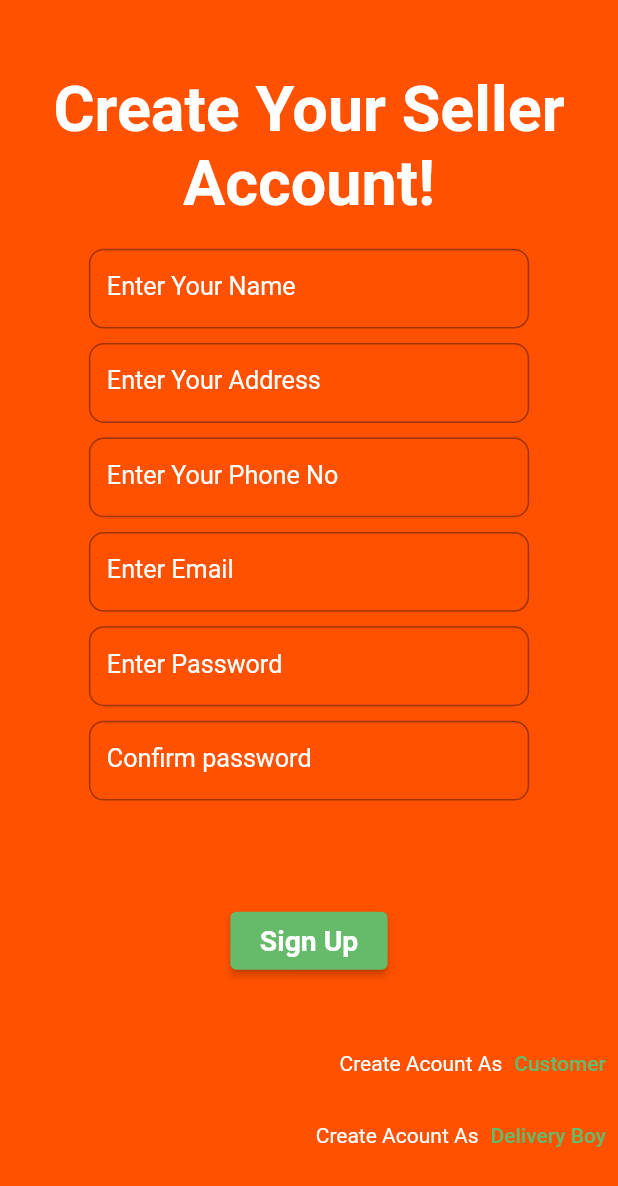
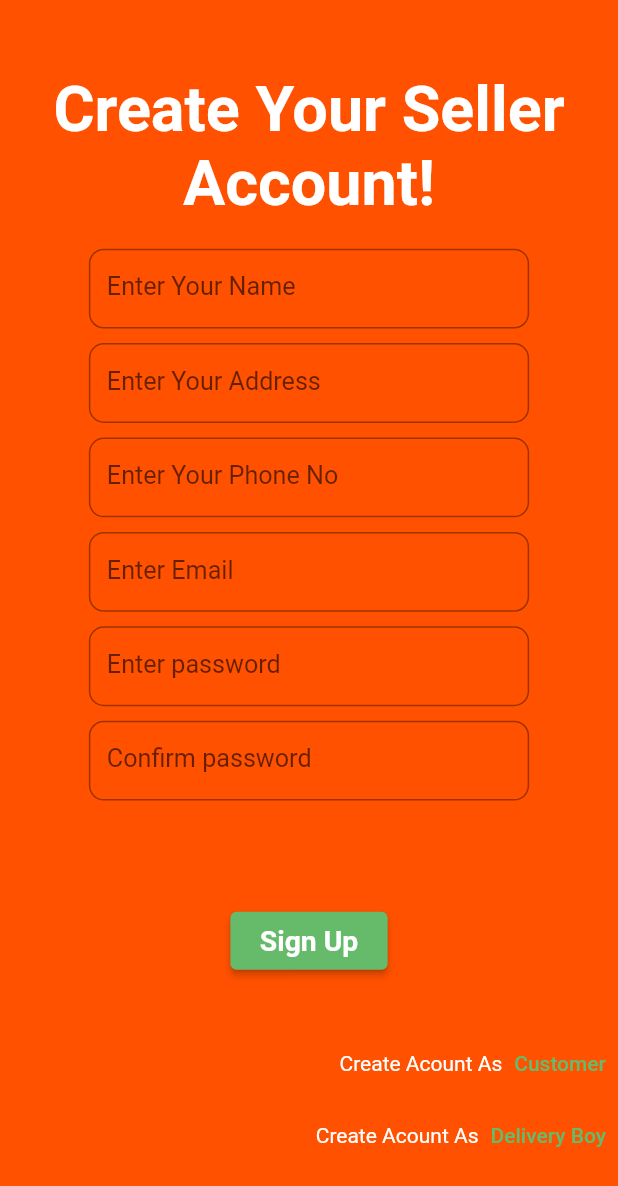
Before and after one commit to Hanfia12345/CONSTRUCTION, a Flutter app: the RegisterAsCustomer screen opened directly, after a tap on "Vendor", on a phone screen of 412 x 824 dp. Shown: the top 1186 px of the screen. Run offline on Flutter 3.47's test engine with Material 2 defaults, Android fonts, the phone set to English and light mode, and no system bars; our stand-ins replace flutter_screenutil, geolocator, get, google_maps_flutter, image_picker, loading_animation_widget.

```diff
--- a/lib/GUI/RegistrationPages.dart
+++ b/lib/GUI/RegistrationPages.dart
@@ -52,6 +52,7 @@ class _RegisterAsVendorState extends State<RegisterAsVendor> {
                       controller: name,
                       style: TextStyle(fontSize: 16.sp, color: Colors.white),
                       decoration: InputDecoration(
+                        labelText:  "Enter Your Name" ,
                         hintText: "Enter Your Name",
                         hintStyle: const TextStyle(color: Colors.white),
                         border: OutlineInputBorder(
@@ -73,6 +74,7 @@ class _RegisterAsVendorState extends State<RegisterAsVendor> {
                       controller: address,
                       style: TextStyle(fontSize: 16.sp, color: Colors.white),
                       decoration: InputDecoration(
+                        labelText: "Enter Your Address",
                         hintText: "Enter Your Address",
                         hintStyle: const TextStyle(color: Colors.white),
                         border: OutlineInputBorder(
@@ -95,6 +97,7 @@ class _RegisterAsVendorState extends State<RegisterAsVendor> {
                       controller: phone,
                       style: TextStyle(fontSize: 16.sp, color: Colors.white),
                       decoration: InputDecoration(
+                        labelText:  "Enter Your Phone No" ,
                         hintText: "Enter Your Phone No",
                         hintStyle: const TextStyle(color: Colors.white),
                         border: OutlineInputBorder(
@@ -117,6 +120,7 @@ class _RegisterAsVendorState extends State<RegisterAsVendor> {
                       controller: email,
                       style: TextStyle(fontSize: 16.sp, color: Colors.white),
                       decoration: InputDecoration(
+                        labelText: "Enter Email",
                         hintText: "Enter Email",
                         hintStyle: const TextStyle(color: Colors.white),
                         border: OutlineInputBorder(
@@ -138,6 +142,7 @@ class _RegisterAsVendorState extends State<RegisterAsVendor> {
                       controller: password,
                       style: TextStyle(fontSize: 16.sp, color: Colors.white),
                       decoration: InputDecoration(
+                        labelText: "Enter password",
                         hintText: "Enter Password",
                         hintStyle: const TextStyle(color: Colors.white),
                         border: OutlineInputBorder(
@@ -159,6 +164,7 @@ class _RegisterAsVendorState extends State<RegisterAsVendor> {
                       controller: confirmpassword,
                       style: TextStyle(fontSize: 16.sp, color: Colors.white),
                       decoration: InputDecoration(
+                        labelText: "Confirm password",
                         hintText: "Confirm password",
                         hintStyle: const TextStyle(color: Colors.white),
                         border: OutlineInputBorder(
@@ -297,6 +303,7 @@ class _RegisterAsCustomerState extends State<RegisterAsCustomer> {
                       controller: name,
                       style: TextStyle(fontSize: 16.sp, color: Colors.white),
                       decoration: InputDecoration(
+                        labelText: "Enter Your Name",
                         hintText: "Enter Your Name",
                         hintStyle: const TextStyle(color: Colors.white),
                         border: OutlineInputBorder(
@@ -318,6 +325,7 @@ class _RegisterAsCustomerState extends State<RegisterAsCustomer> {
                       controller: address,
                       style: TextStyle(fontSize: 16.sp, color: Colors.white),
                       decoration: InputDecoration(
+                        labelText: "Enter Your Address" ,
                         hintText: "Enter Your Address",
                         hintStyle: const TextStyle(color: Colors.white),
                         border: OutlineInputBorder(
@@ -340,6 +348,7 @@ class _RegisterAsCustomerState extends State<RegisterAsCustomer> {
                       controller: phone,
                       style: TextStyle(fontSize: 16.sp, color: Colors.white),
                       decoration: InputDecoration(
+                        labelText: "Enter Your Phone No",
                         hintText: "Enter Your Phone No",
                         hintStyle: const TextStyle(color: Colors.white),
                         border: OutlineInputBorder(
@@ -362,6 +371,7 @@ class _RegisterAsCustomerState extends State<RegisterAsCustomer> {
                       controller: email,
                       style: TextStyle(fontSize: 16.sp, color: Colors.white),
                       decoration: InputDecoration(
+                        labelText:"Enter Email" ,
                         hintText: "Enter Email",
                         hintStyle: const TextStyle(color: Colors.white),
                         border: OutlineInputBorder(
@@ -383,6 +393,7 @@ class _RegisterAsCustomerState extends State<RegisterAsCustomer> {
                       controller: password,
                       style: TextStyle(fontSize: 16.sp, color: Colors.white),
                       decoration: InputDecoration(
+                        labelText: "Enter Password",
                         hintText: "Enter Password",
                         hintStyle: const TextStyle(color: Colors.white),
                         border: OutlineInputBorder(
@@ -404,6 +415,7 @@ class _RegisterAsCustomerState extends State<RegisterAsCustomer> {
                       controller: confirmpassword,
                       style: TextStyle(fontSize: 16.sp, color: Colors.white),
                       decoration: InputDecoration(
+                        labelText: "Confirm password",
                         hintText: "Confirm password",
                         hintStyle: const TextStyle(color: Colors.white),
                         border: OutlineInputBorder(
@@ -547,6 +559,7 @@ class _RegisterAsDeliveryBoyState extends State<RegisterAsDeliveryBoy> {
                       controller: name,
                       style: TextStyle(fontSize: 16.sp, color: Colors.white),
                       decoration: InputDecoration(
+                        labelText: "Enter Your Name",
                         hintText: "Enter Your Name",
                         hintStyle: const TextStyle(color: Colors.white),
                         border: OutlineInputBorder(
@@ -568,6 +581,7 @@ class _RegisterAsDeliveryBoyState extends State<RegisterAsDeliveryBoy> {
                       controller: address,
                       style: TextStyle(fontSize: 16.sp, color: Colors.white),
                       decoration: InputDecoration(
+                        labelText: "Enter Your Address",
                         hintText: "Enter Your Address",
                         hintStyle: const TextStyle(color: Colors.white),
                         border: OutlineInputBorder(
@@ -590,6 +604,7 @@ class _RegisterAsDeliveryBoyState extends State<RegisterAsDeliveryBoy> {
                       controller: phone,
                       style: TextStyle(fontSize: 16.sp, color: Colors.white),
                       decoration: InputDecoration(
+                        labelText: "Enter Your Phone No",
                         hintText: "Enter Your Phone No",
                         hintStyle: const TextStyle(color: Colors.white),
                         border: OutlineInputBorder(
@@ -612,6 +627,7 @@ class _RegisterAsDeliveryBoyState extends State<RegisterAsDeliveryBoy> {
                       controller: email,
                       style: TextStyle(fontSize: 16.sp, color: Colors.white),
                       decoration: InputDecoration(
+                        labelText:"Enter Email" ,
                         hintText: "Enter Email",
                         hintStyle: const TextStyle(color: Colors.white),
                         border: OutlineInputBorder(
@@ -633,6 +649,7 @@ class _RegisterAsDeliveryBoyState extends State<RegisterAsDeliveryBoy> {
                       controller: password,
                       style: TextStyle(fontSize: 16.sp, color: Colors.white),
                       decoration: InputDecoration(
+                        labelText: "Enter Password",
                         hintText: "Enter Password",
                         hintStyle: const TextStyle(color: Colors.white),
                         border: OutlineInputBorder(
@@ -654,6 +671,7 @@ class _RegisterAsDeliveryBoyState extends State<RegisterAsDeliveryBoy> {
                       controller: confirmpassword,
                       style: TextStyle(fontSize: 16.sp, color: Colors.white),
                       decoration: InputDecoration(
+                        labelText: "Confirm password",
                         hintText: "Confirm password",
                         hintStyle: const TextStyle(color: Colors.white),
                         border: OutlineInputBorder(
```
